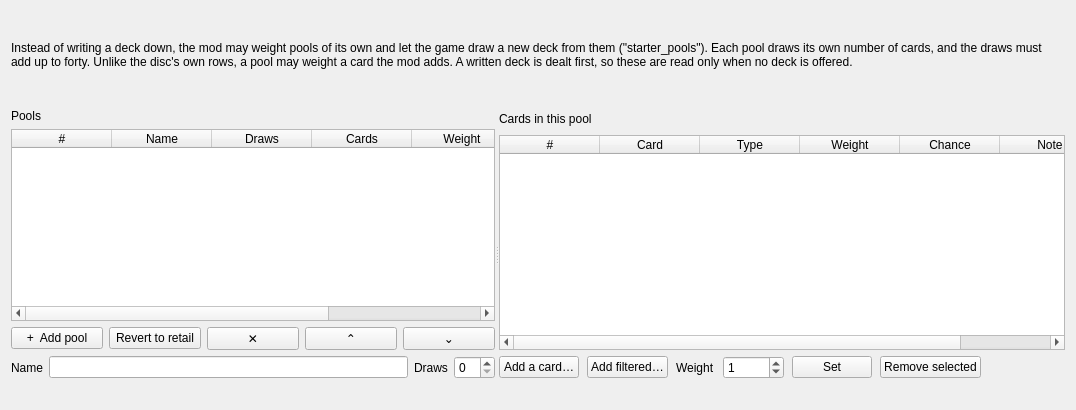
Qt form tools/pc/fm_editor/ui/starter_weighted_pools.ui (yamyi/YGOFM-DecompRecomp) before a commit.
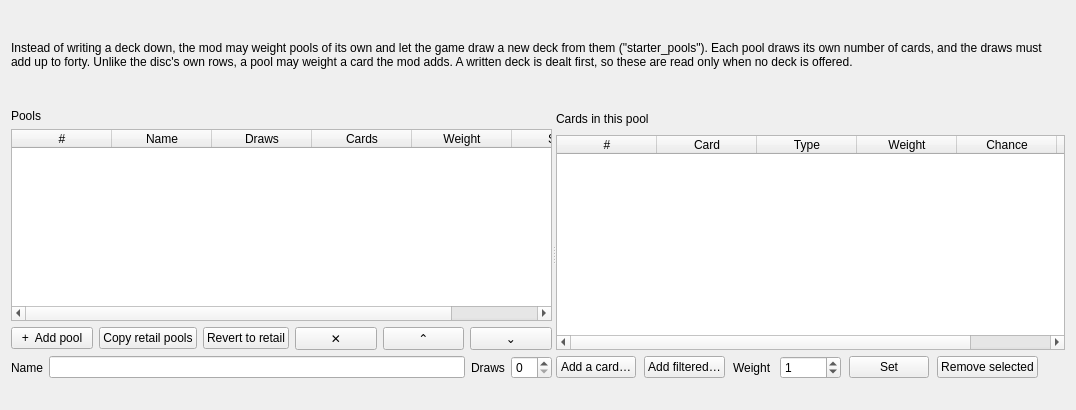
The same form after that commit.

Commit message: Complete PySide Starter Deck creation workflows

```diff
--- a/tools/pc/fm_editor/ui/starter_weighted_pools.ui
+++ b/tools/pc/fm_editor/ui/starter_weighted_pools.ui
@@ -102,6 +102,16 @@
            </property>
           </widget>
          </item>
+         <item>
+          <widget class="QPushButton" name="copyRetailStarterPoolsButton">
+           <property name="toolTip">
+            <string>Copy all seven retail starter pools into this mod so they can be edited.</string>
+           </property>
+           <property name="text">
+            <string>Copy retail pools</string>
+           </property>
+          </widget>
+         </item>
          <item>
           <widget class="QPushButton" name="revertStarterPoolsButton">
            <property name="toolTip">
```
Left out of the diff: 1 changed line with no effect on the pictures. The commit also changes 5 other files.
